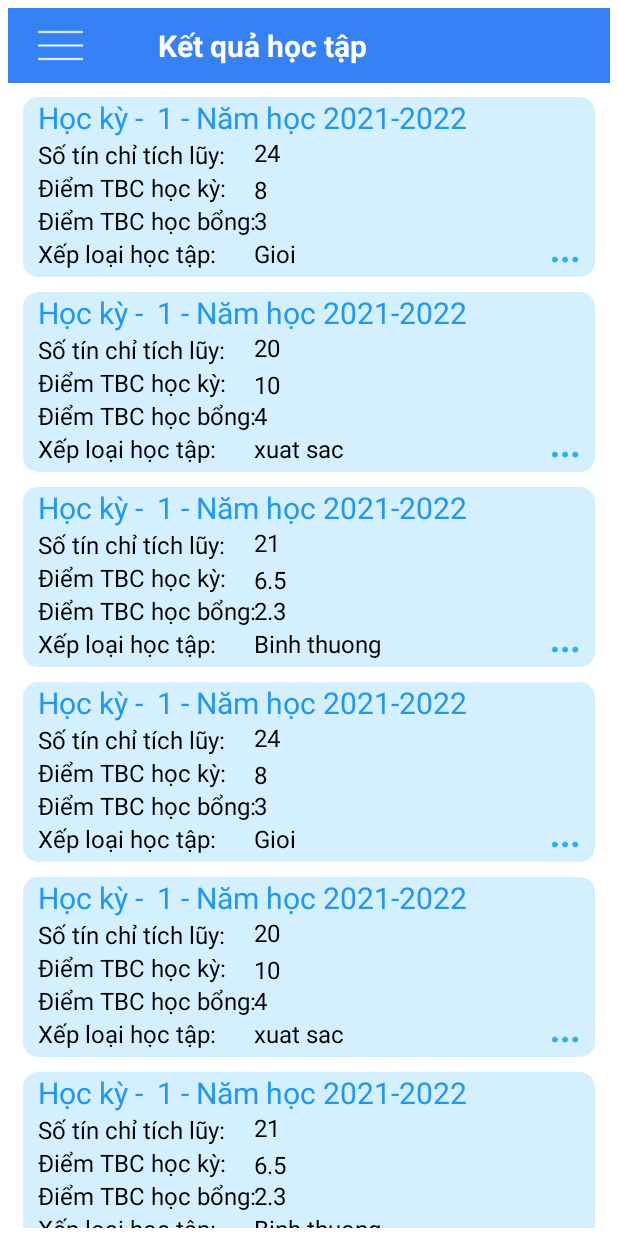
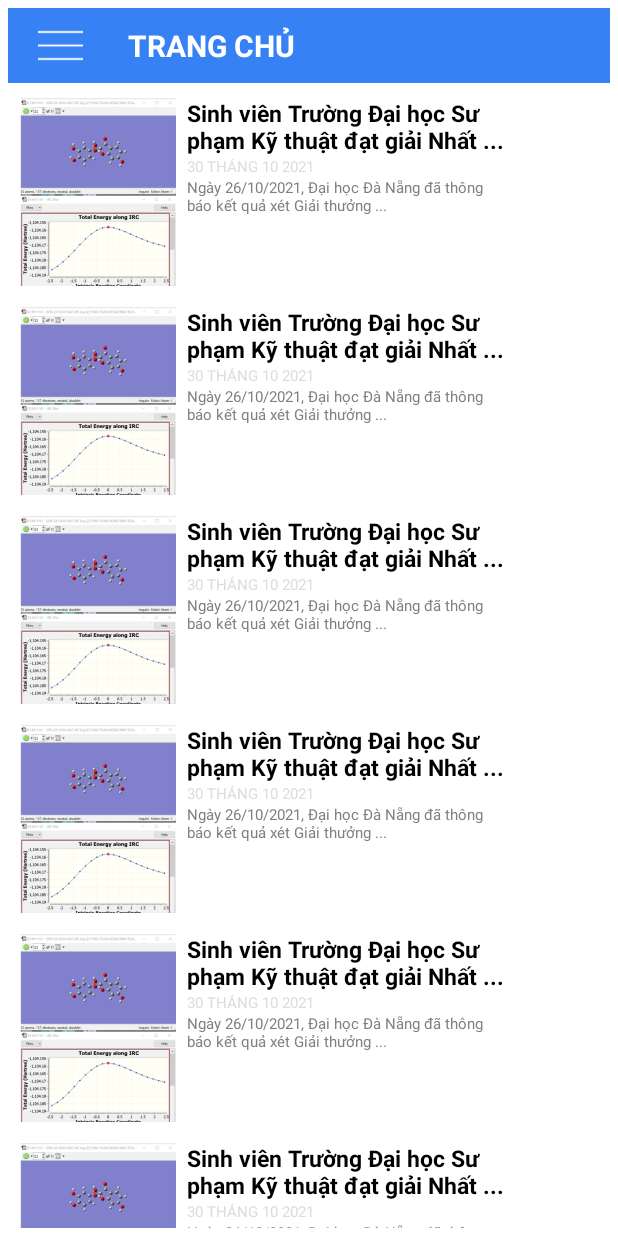
Before and after one commit to htbinhnpc204/FinalProject, an Android app: the screen it shows after launch (KetQuaActivity before the commit, TinTucActivity after it), on a phone screen of 412 x 824 dp. Run offline under Robolectric (Android 15) with nearby library versions, the phone set to English and light mode, and no system bars.

Commit message:
Done function TinTuc

```diff
--- a/app/src/main/AndroidManifest.xml
+++ b/app/src/main/AndroidManifest.xml
@@ -10,7 +10,7 @@
         android:supportsRtl="true"
         android:theme="@style/Theme.FinalProject">
         <activity
-            android:name=".Activity.KetQuaActivity"
+            android:name=".Activity.TinTucActivity"
             android:exported="true"
             android:label="@string/app_name"
             android:theme="@style/Theme.FinalProject.NoActionBar">
--- /dev/null
+++ b/app/src/main/java/com/htbinh/finalproject/Activity/TinTucActivity.java
@@ -0,0 +1,60 @@
+package com.htbinh.finalproject.Activity;
+
+import android.app.Activity;
+import android.content.Intent;
+import android.os.Bundle;
+import android.view.View;
+import android.widget.ImageView;
+import android.widget.ListView;
+
+
+import com.htbinh.finalproject.Adapter.KetQuaAdapter;
+import com.htbinh.finalproject.Adapter.TinTucAdapter;
+import com.htbinh.finalproject.MainActivity;
+import com.htbinh.finalproject.Model.TinTucModel;
+import com.htbinh.finalproject.R;
+
+import java.util.ArrayList;
+
+public class TinTucActivity extends Activity {
+
+    ListView lvTintuc;
+    ArrayList<TinTucModel> arrayTintuc;
+    ImageView hinhanh;
+    TinTucAdapter adapter;
+
+    @Override
+    protected void onCreate(Bundle savedInstanceState) {
+        super.onCreate(savedInstanceState);
+        setContentView(R.layout.activity_tintuc);
+        Anhxa();
+        arrayTintuc=new ArrayList<>();
+         arrayTintuc.add(new TinTucModel(R.drawable.img_tintucitem,"Sinh viên Trường Đại học Sư phạm Kỹ thuật đạt giải Nhất ...","30 THÁNG 10 2021",
+               "Ngày 26/10/2021, Đại học Đà Nẵng đã thông báo kết quả xét Giải thưởng ..."));
+        arrayTintuc.add(new TinTucModel(R.drawable.img_tintucitem,"Sinh viên Trường Đại học Sư phạm Kỹ thuật đạt giải Nhất ...","30 THÁNG 10 2021",
+                "Ngày 26/10/2021, Đại học Đà Nẵng đã thông báo kết quả xét Giải thưởng ..."));
+        arrayTintuc.add(new TinTucModel(R.drawable.img_tintucitem,"Sinh viên Trường Đại học Sư phạm Kỹ thuật đạt giải Nhất ...","30 THÁNG 10 2021",
+                "Ngày 26/10/2021, Đại học Đà Nẵng đã thông báo kết quả xét Giải thưởng ..."));
+        arrayTintuc.add(new TinTucModel(R.drawable.img_tintucitem,"Sinh viên Trường Đại học Sư phạm Kỹ thuật đạt giải Nhất ...","30 THÁNG 10 2021",
+                "Ngày 26/10/2021, Đại học Đà Nẵng đã thông báo kết quả xét Giải thưởng ..."));
+        arrayTintuc.add(new TinTucModel(R.drawable.img_tintucitem,"Sinh viên Trường Đại học Sư phạm Kỹ thuật đạt giải Nhất ...","30 THÁNG 10 2021",
+                "Ngày 26/10/2021, Đại học Đà Nẵng đã thông báo kết quả xét Giải thưởng ..."));
+        arrayTintuc.add(new TinTucModel(R.drawable.img_tintucitem,"Sinh viên Trường Đại học Sư phạm Kỹ thuật đạt giải Nhất ...","30 THÁNG 10 2021",
+                "Ngày 26/10/2021, Đại học Đà Nẵng đã thông báo kết quả xét Giải thưởng ..."));
+        arrayTintuc.add(new TinTucModel(R.drawable.img_tintucitem,"Sinh viên Trường Đại học Sư phạm Kỹ thuật đạt giải Nhất ...","30 THÁNG 10 2021",
+                "Ngày 26/10/2021, Đại học Đà Nẵng đã thông báo kết quả xét Giải thưởng ..."));
+        adapter = new TinTucAdapter(this, R.layout.item_tintuc,arrayTintuc);
+        lvTintuc.setAdapter(adapter);
+
+    }
+    private void Anhxa() {
+        hinhanh=(ImageView)findViewById(R.id.hinhanh);
+        lvTintuc = (ListView) findViewById(R.id.lvTintuc);
+
+    }
+    public void menu(View v){
+        Intent in=new Intent(TinTucActivity.this, MainActivity.class);
+        startActivity(in);
+    }
+
+}
--- /dev/null
+++ b/app/src/main/java/com/htbinh/finalproject/Adapter/TinTucAdapter.java
@@ -0,0 +1,67 @@
+package com.htbinh.finalproject.Adapter;
+
+import android.content.Context;
+import android.view.LayoutInflater;
+import android.view.View;
+import android.view.ViewGroup;
+import android.view.animation.Animation;
+import android.view.animation.AnimationUtils;
+import android.widget.BaseAdapter;
+import android.widget.ImageView;
+import android.widget.TextView;
+
+import com.htbinh.finalproject.Model.TinTucModel;
+import com.htbinh.finalproject.R;
+
+import java.util.List;
+
+public class TinTucAdapter extends BaseAdapter {
+
+    private Context context;
+    private int layout;
+    private List<TinTucModel> TintucList;
+
+    public TinTucAdapter(Context context, int layout, List<TinTucModel> tintucList) {
+        this.context = context;
+        this.layout = layout;
+        TintucList = tintucList;
+    }
+
+    @Override
+    public int getCount() {
+        return (TintucList==null) ? 0 :TintucList.size();
+    }
+
+    @Override
+    public Object getItem(int i) {
+        return TintucList.get(i);
+    }
+
+    @Override
+    public long getItemId(int i) {
+        return 0;
+    }
+
+    @Override
+    public View getView(int i, View view, ViewGroup viewGroup) {
+        LayoutInflater inflater = (LayoutInflater) context.getSystemService(Context.LAYOUT_INFLATER_SERVICE);
+        view = inflater.inflate(layout, null);
+
+        ImageView imghinh = (ImageView) view.findViewById(R.id.hinhanh);
+        TextView txtthongtin = (TextView) view.findViewById(R.id.thongtin);
+        TextView txtngay = (TextView) view.findViewById(R.id.ngay);
+        TextView txtnoidung = (TextView) view.findViewById(R.id.noidung);
+
+        TinTucModel Tintuc = TintucList.get(i);
+
+        imghinh.setImageResource(Tintuc.getHinhanh());
+        txtthongtin.setText(Tintuc.getThongtin());
+        txtngay.setText(Tintuc.getNgay());
+        txtnoidung.setText(Tintuc.getNoidung());
+
+        Animation anim = AnimationUtils.loadAnimation(context, R.anim.left_slide);
+        view.startAnimation(anim);
+
+        return view;
+    }
+}
--- a/app/src/main/java/com/htbinh/finalproject/MainActivity.java
+++ b/app/src/main/java/com/htbinh/finalproject/MainActivity.java
@@ -16,6 +16,7 @@ import androidx.drawerlayout.widget.DrawerLayout;
 import androidx.appcompat.app.AppCompatActivity;
 
 import com.htbinh.finalproject.Activity.KetQuaActivity;
+import com.htbinh.finalproject.Activity.TinTucActivity;
 import com.htbinh.finalproject.databinding.ActivityMainBinding;
 
 public class MainActivity extends AppCompatActivity {
--- /dev/null
+++ b/app/src/main/java/com/htbinh/finalproject/Model/TinTucModel.java
@@ -0,0 +1,47 @@
+package com.htbinh.finalproject.Model;
+
+public class TinTucModel {
+    private int hinhanh;
+    private String thongtin ;
+    private String ngay;
+    private String noidung ;
+
+    public TinTucModel(int hinhanh, String thongtin, String ngay, String noidung) {
+        this.hinhanh = hinhanh;
+        this.thongtin = thongtin;
+        this.ngay = ngay;
+        this.noidung = noidung;
+    }
+
+    public int getHinhanh() {
+        return hinhanh;
+    }
+
+    public void setHinhanh(int hinhanh) {
+        this.hinhanh = hinhanh;
+    }
+
+    public String getThongtin() {
+        return thongtin;
+    }
+
+    public void setThongtin(String thongtin) {
+        this.thongtin = thongtin;
+    }
+
+    public String getNgay() {
+        return ngay;
+    }
+
+    public void setNgay(String ngay) {
+        this.ngay = ngay;
+    }
+
+    public String getNoidung() {
+        return noidung;
+    }
+
+    public void setNoidung(String noidung) {
+        this.noidung = noidung;
+    }
+}
--- a/app/src/main/res/layout/activity_chitietketqua.xml
+++ b/app/src/main/res/layout/activity_chitietketqua.xml
@@ -30,7 +30,7 @@
             android:layout_width="wrap_content"
             android:layout_height="wrap_content"
             android:layout_centerVertical="true"
-            android:layout_marginLeft="50dp"
+            android:layout_marginLeft="30dp"
             android:layout_toRightOf="@+id/imgBack"
             android:text="Chi tiết kết quả học tập"
             android:textColor="@color/white"
--- a/app/src/main/res/layout/activity_ketqua.xml
+++ b/app/src/main/res/layout/activity_tintuc.xml
@@ -6,7 +6,7 @@
     android:orientation="vertical"
     android:padding="5dp"
     android:background="@color/white"
-    tools:context=".Activity.KetQuaActivity"
+    tools:context=".Activity.TinTucActivity"
     >
 
     <RelativeLayout
@@ -22,7 +22,7 @@
             android:layout_centerVertical="true"
             android:layout_marginLeft="20dp"
             android:layout_marginTop="10dp"
-            android:onClick="goBack"
+            android:onClick="menu"
             android:src="@drawable/tab" />
 
 
@@ -31,9 +31,9 @@
             android:layout_width="wrap_content"
             android:layout_height="wrap_content"
             android:layout_centerVertical="true"
-            android:layout_marginLeft="50dp"
+            android:layout_marginLeft="30dp"
             android:layout_toRightOf="@+id/imgBack"
-            android:text="Kết quả học tập"
+            android:text="TRANG CHỦ"
             android:textColor="@color/white"
             android:textSize="20sp"
             android:textStyle="bold" />
@@ -41,7 +41,7 @@
     </RelativeLayout>
 
     <ListView
-        android:id="@+id/lvKetqua"
+        android:id="@+id/lvTintuc"
         android:layout_width="match_parent"
         android:layout_height="wrap_content"
         android:layout_below="@+id/content"
--- a/app/src/main/res/layout/item_ketqua.xml
+++ b/app/src/main/res/layout/item_ketqua.xml
@@ -75,12 +75,12 @@
             android:layout_width="120dp"
             android:layout_height="wrap_content"
             android:layout_alignRight="@+id/textviewtieude"
-            android:textColor="@color/black"
             android:layout_marginLeft="19dp"
             android:layout_marginTop="26dp"
             android:layout_marginRight="-151dp"
             android:layout_toRightOf="@id/textviewtinchi"
             android:text="So tin chi"
+            android:textColor="@color/black"
             android:textSize="16sp" />
 
         <TextView
--- /dev/null
+++ b/app/src/main/res/layout/item_tintuc.xml
@@ -0,0 +1,57 @@
+<?xml version="1.0" encoding="utf-8"?>
+<androidx.constraintlayout.widget.ConstraintLayout xmlns:android="http://schemas.android.com/apk/res/android"
+    xmlns:tools="http://schemas.android.com/tools"
+    android:layout_width="match_parent"
+    android:layout_height="match_parent">
+
+    <RelativeLayout
+        android:layout_width="411dp"
+        android:layout_height="129dp"
+        android:layout_marginHorizontal="10dp"
+        android:background="@color/white"
+        tools:ignore="MissingConstraints"
+        tools:layout_editor_absoluteX="0dp"
+        tools:layout_editor_absoluteY="0dp">
+
+        <ImageView
+            android:id="@+id/hinhanh"
+            android:layout_width="119dp"
+            android:layout_height="126dp"
+            android:layout_marginLeft="0dp"
+
+            />
+
+        <TextView
+            android:id="@+id/thongtin"
+            android:layout_width="215dp"
+            android:layout_height="wrap_content"
+            android:layout_marginLeft="0dp"
+            android:layout_toRightOf="@+id/hinhanh"
+            android:text="thông tin"
+            android:textColor="@color/black"
+            android:textSize="15dp"
+            android:textStyle="bold" />
+
+        <TextView
+            android:id="@+id/ngay"
+            android:layout_width="wrap_content"
+            android:layout_height="wrap_content"
+            android:layout_below="@+id/thongtin"
+            android:layout_marginLeft="0dp"
+            android:layout_toRightOf="@+id/hinhanh"
+            android:text="ngay"
+            android:textColor="#DDDDDD"
+            android:textSize="10dp" />
+
+        <TextView
+            android:id="@+id/noidung"
+            android:layout_width="215dp"
+            android:layout_height="wrap_content"
+            android:layout_below="@+id/ngay"
+            android:layout_marginLeft="0dp"
+            android:layout_toRightOf="@+id/hinhanh"
+            android:text="noi dung"
+            android:textColor="#808080"
+            android:textSize="10dp" />
+    </RelativeLayout>
+</androidx.constraintlayout.widget.ConstraintLayout>
```
Also changed, not shown: app/src/main/res/drawable/img_tintuc.png (added), app/src/main/res/drawable/img_tintucitem.png (added).
